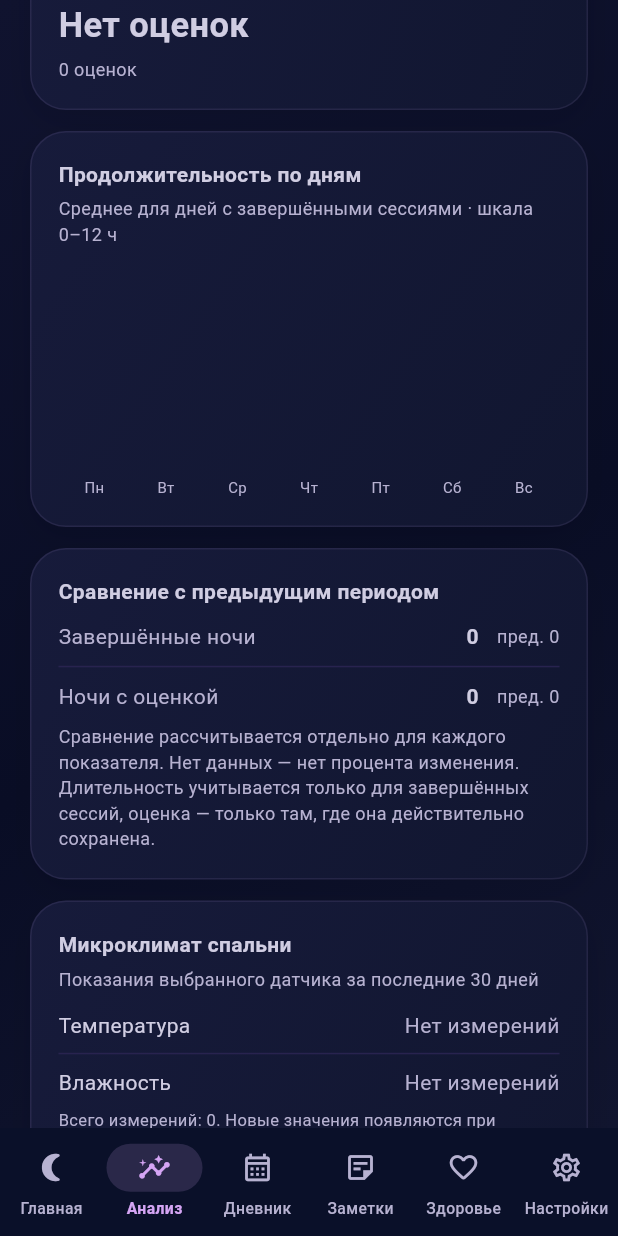
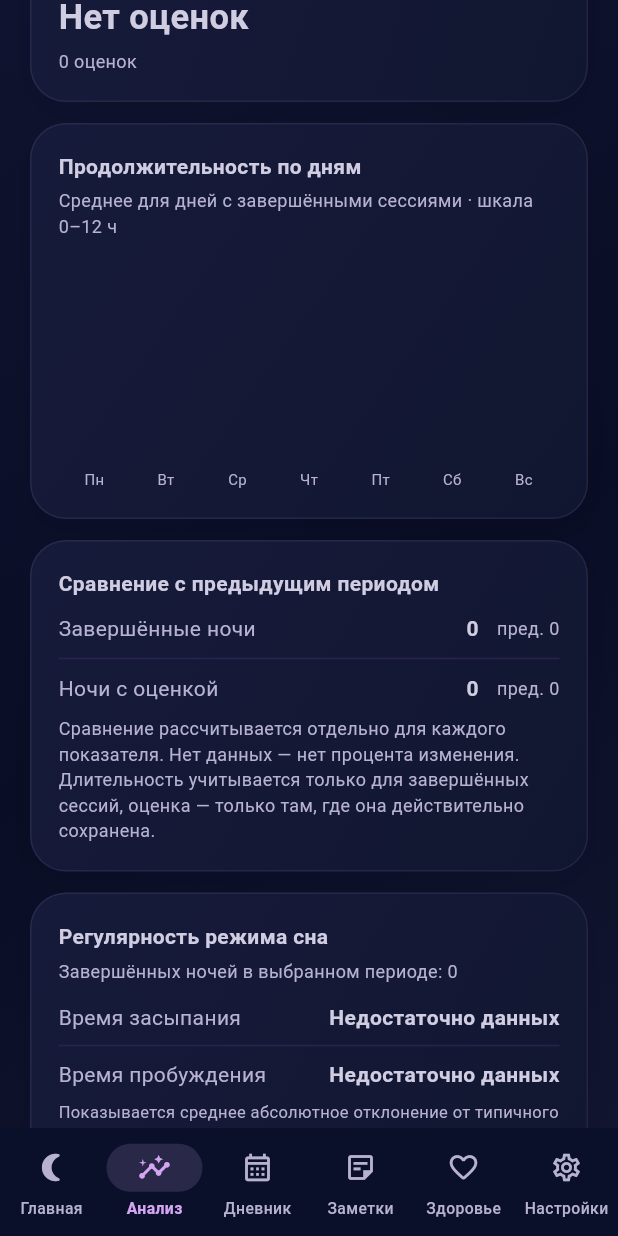
Before and after one commit to zhyrinak1992/Sleep-tracker, a Flutter app: the screen it shows after launch, item 2 of the bottom bar chosen, scrolled down 576 dp, on a phone screen of 412 x 824 dp. Run offline on Flutter 3.47's test engine with Material 3 defaults, Android fonts, the phone set to English and light mode, and no system bars; our stand-ins replace audioplayers, file_picker, flutter_local_notifications, flutter_secure_storage, local_auth, share_plus and 3 more; missing offline and left inert: cryptography, flutter_local_timezone, health, record; accounts and stored records are empty; statements that could not run were skipped.

Commit message:
Add sleep schedule regularity analysis (#17)
* Calculate sleep timing regularity with circular statistics

* Test sleep regularity across midnight and incomplete sessions

* Display sleep timing regularity in analysis dashboard

* Document sleep regularity analysis implementation

* Update v221 traceability for sleep regularity

* Clarify sleep regularity metric labels

```diff
--- a/lib/features/analysis/analysis_screen.dart
+++ b/lib/features/analysis/analysis_screen.dart
@@ -234,6 +234,8 @@ class _AnalysisScreenState extends State<AnalysisScreen> {
               const Text('Сравнение рассчитывается отдельно для каждого показателя. Нет данных — нет процента изменения. Длительность учитывается только для завершённых сессий, оценка — только там, где она действительно сохранена.', style: TextStyle(color: AppTheme.muted, fontSize: 12, height: 1.45)),
             ])),
             const SizedBox(height: 14),
+            _RegularityCard(summary: SleepAnalytics.regularity(current.sessions)),
+            const SizedBox(height: 14),
             _ClimateSummary(database: widget.database),
             const SizedBox(height: 12),
             const Text('Фазы сна, пульс, дыхание и звуковые события появятся в аналитике после подключения соответствующих источников. Сейчас они не учитываются и не заменяются условными значениями.', style: TextStyle(color: AppTheme.muted, fontSize: 12, height: 1.45)),
@@ -419,3 +421,50 @@ class _ClimateMetricLine extends StatelessWidget {
     ]);
   }
 }
+
+
+class _RegularityCard extends StatelessWidget {
+  const _RegularityCard({required this.summary});
+  final SleepRegularitySummary summary;
+
+  String _variation(double? minutes) {
+    if (minutes == null) return 'Недостаточно данных';
+    final rounded = minutes.round();
+    if (rounded == 0) return 'Почти одинаковое время';
+    return '±$rounded мин';
+  }
+
+  @override
+  Widget build(BuildContext context) => SectionCard(child: Column(
+    crossAxisAlignment: CrossAxisAlignment.start,
+    children: [
+      const Text('Регулярность режима сна', style: TextStyle(fontWeight: FontWeight.w600)),
+      const SizedBox(height: 5),
+      Text('Завершённых ночей в выбранном периоде: ${summary.sampleCount}',
+        style: const TextStyle(color: AppTheme.muted, fontSize: 12)),
+      const SizedBox(height: 12),
+      _RegularityValueRow(label: 'Время засыпания', value: _variation(summary.bedtimeDeviationMinutes)),
+      const Divider(height: 18, color: AppTheme.surfaceLight),
+      _RegularityValueRow(label: 'Время пробуждения', value: _variation(summary.wakeTimeDeviationMinutes)),
+      const SizedBox(height: 8),
+      const Text(
+        'Показывается среднее абсолютное отклонение от типичного времени. Расчёт учитывает переход через полночь и только завершённые ночи с реальным интервалом сна. Это описательная статистика, а не медицинская оценка.',
+        style: TextStyle(color: AppTheme.muted, fontSize: 11, height: 1.4),
+      ),
+    ],
+  ));
+}
+
+
+class _RegularityValueRow extends StatelessWidget {
+  const _RegularityValueRow({required this.label, required this.value});
+  final String label;
+  final String value;
+
+  @override
+  Widget build(BuildContext context) => Row(children: [
+    Expanded(child: Text(label, style: const TextStyle(color: AppTheme.muted))),
+    const SizedBox(width: 12),
+    Text(value, style: const TextStyle(fontWeight: FontWeight.w600)),
+  ]);
+}
--- a/lib/features/analysis/sleep_analytics.dart
+++ b/lib/features/analysis/sleep_analytics.dart
@@ -1,3 +1,5 @@
+import 'dart:math' as math;
+
 import '../../models/sleep_session.dart';
 
 enum AnalysisPeriod { week, month }
@@ -16,6 +18,18 @@ class SleepPeriodSummary {
   final int rated;
   final double? averageDurationMinutes;
   final double? averageRating;
+}
+
+class SleepRegularitySummary {
+  const SleepRegularitySummary({
+    required this.sampleCount,
+    required this.bedtimeDeviationMinutes,
+    required this.wakeTimeDeviationMinutes,
+  });
+
+  final int sampleCount;
+  final double? bedtimeDeviationMinutes;
+  final double? wakeTimeDeviationMinutes;
 }
 
 class SleepAnalytics {
@@ -63,6 +77,45 @@ class SleepAnalytics {
     );
   }
 
+  static SleepRegularitySummary regularity(Iterable<SleepSession> sessions) {
+    final completed = sessions.where((session) {
+      final start = session.actualSleepStartedAt ?? session.startedAt;
+      final end = session.actualSleepEndedAt ?? session.endedAt;
+      return end != null && end.isAfter(start);
+    }).toList()..sort((a, b) => a.startedAt.compareTo(b.startedAt));
+    final bedtimes = <int>[];
+    final wakeTimes = <int>[];
+    for (final session in completed) {
+      final start = session.actualSleepStartedAt ?? session.startedAt;
+      final end = session.actualSleepEndedAt ?? session.endedAt!;
+      bedtimes.add(start.hour * 60 + start.minute);
+      wakeTimes.add(end.hour * 60 + end.minute);
+    }
+    return SleepRegularitySummary(
+      sampleCount: completed.length,
+      bedtimeDeviationMinutes: _circularMeanAbsoluteDeviation(bedtimes),
+      wakeTimeDeviationMinutes: _circularMeanAbsoluteDeviation(wakeTimes),
+    );
+  }
+
+  // Circular statistics keep 23:55 and 00:05 close rather than a day apart.
+  static double? _circularMeanAbsoluteDeviation(List<int> minutes) {
+    if (minutes.length < 2) return null;
+    const dayMinutes = 24 * 60;
+    final sine = minutes.fold<double>(0, (sum, value) =>
+      sum + math.sin(value * 2 * math.pi / dayMinutes));
+    final cosine = minutes.fold<double>(0, (sum, value) =>
+      sum + math.cos(value * 2 * math.pi / dayMinutes));
+    if (sine.abs() < 1e-9 && cosine.abs() < 1e-9) return null;
+    var mean = math.atan2(sine, cosine) * dayMinutes / (2 * math.pi);
+    if (mean < 0) mean += dayMinutes;
+    final deviations = minutes.map((value) {
+      final raw = (value - mean).abs();
+      return math.min(raw, dayMinutes - raw);
+    });
+    return deviations.reduce((x, y) => x + y) / deviations.length;
+  }
+
   static List<double?> chartValues(SleepPeriodSummary summary, AnalysisPeriod period) {
     final count = period == AnalysisPeriod.week ? 7 : 5;
     final values = List<double?>.filled(count, null);
```
Also changed, not shown: 3 other files.
